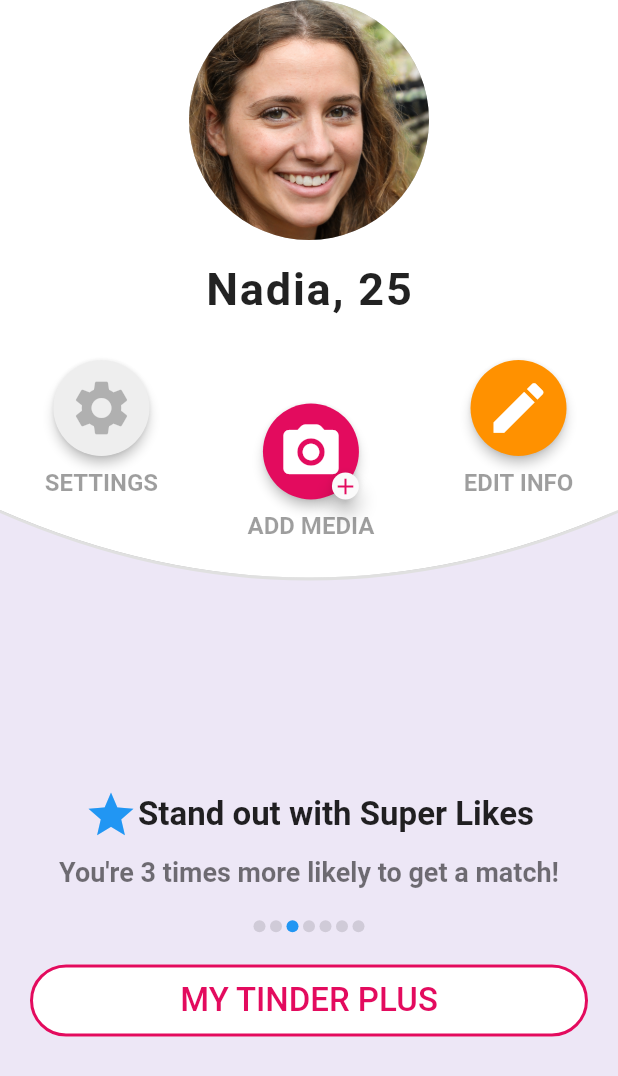
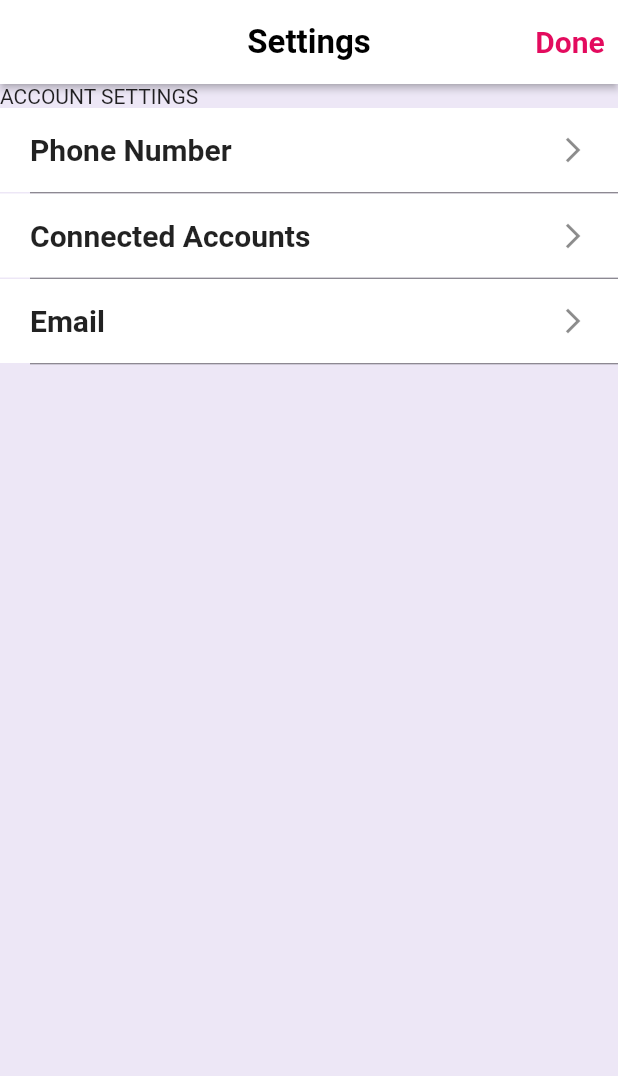
Before and after one commit to CanayBozkus/tinder_clone_mobile, a Flutter app: the ProfilePage widget shown alone on an empty page, opened directly, after a tap on the "settings" icon, on a phone screen of 412 x 824 dp. Shown: the top 1076 px of the screen. Run offline on Flutter 3.47's test engine with Material 2 defaults, Android fonts, the phone set to English and light mode, and no system bars.

Commit message:
new settings screen, new settings screen widgets, new setting list tile

```diff
--- a/lib/pages/main_screen_pages/profile_page.dart
+++ b/lib/pages/main_screen_pages/profile_page.dart
@@ -1,4 +1,5 @@
 import 'package:flutter/material.dart';
+import 'package:tinder_clone/screens/screens.dart';
 import 'package:tinder_clone/utilities/utilities.dart';
 import 'package:tinder_clone/widgets/widgets.dart';
 
@@ -44,6 +45,9 @@ class ProfilePage extends StatelessWidget {
                         ),
                       ),
                       SizedBox(height: 15,),
+                      Row(
+                        mainAxisAlignment: MainAxisAlignment.center,
+                        children: [
                           Text(
                             'Nadia, 25',
                             style: TextStyle(
@@ -51,6 +55,14 @@ class ProfilePage extends StatelessWidget {
                               fontWeight: FontWeight.w600,
                               letterSpacing: 1.2
                             ),
+                          ),
+                          SizedBox(width: 15,),
+                          Icon(
+                            Icons.check_circle_outline_outlined,
+                            color: Colors.black26,
+                            size: 28,
+                          )
+                        ],
                       ),
                       SizedBox(height: 30,),
                       SizedBox(
@@ -65,7 +77,9 @@ class ProfilePage extends StatelessWidget {
                                   backgroundColor: Colors.grey.shade200,
                                   iconColor: Colors.black26,
                                   iconSize: 44,
-                                  onPressed: (){},
+                                  onPressed: (){
+                                    Navigator.pushNamed(context, SettingScreen.routeName);
+                                  },
                                 ),
                                 SizedBox(height: 8,),
                                 Text(
--- a/lib/route_generator.dart
+++ b/lib/route_generator.dart
@@ -9,6 +9,7 @@ class RouteGenerator {
       case LoginScreen.routeName: return MaterialPageRoute(builder: (_) => LoginScreen());
       case RegisterScreen.routeName: return MaterialPageRoute(builder: (_) => RegisterScreen());
       case MainScreen.routeName: return MaterialPageRoute(builder: (_) => MainScreen());
+      case SettingScreen.routeName: return MaterialPageRoute(builder: (_) => SettingScreen());
       default: return MaterialPageRoute(builder: (_) => Text('error'));
     }
   }
--- a/lib/screens/screens.dart
+++ b/lib/screens/screens.dart
@@ -1,3 +1,4 @@
 export 'main_screen.dart';
 export 'login_screen.dart';
 export 'register_screen.dart';
+export 'settings_screen.dart';
--- /dev/null
+++ b/lib/screens/settings_screen.dart
@@ -0,0 +1,66 @@
+import 'package:flutter/material.dart';
+import 'package:tinder_clone/utilities/utilities.dart';
+import 'package:tinder_clone/widgets/setting_screen_widgets/setting_screen_widgets.dart';
+class SettingScreen extends StatelessWidget {
+  static const routeName = 'SettingsScreen';
+
+  @override
+  Widget build(BuildContext context) {
+    return Scaffold(
+      appBar: AppBar(
+        title: Text(
+          'Settings',
+          style: TextStyle(
+            color: Colors.black,
+            fontWeight: FontWeight.w700,
+            fontSize: 22,
+          ),
+        ),
+        centerTitle: true,
+        leading: Container(),
+        backgroundColor: Colors.white,
+        elevation: 2,
+        actions: [
+          TextButton(
+            onPressed: (){},
+            style: TextButton.styleFrom(
+              primary: Palette.primaryColor
+            ),
+            child: Text(
+              'Done',
+              style: TextStyle(
+                color: Palette.primaryColor,
+                fontSize: 20,
+                fontWeight: FontWeight.w700
+              ),
+            ),
+          )
+        ],
+      ),
+      backgroundColor: Colors.deepPurple.shade50,
+      body: ListView(
+        children: [
+          Text(
+            'ACCOUNT SETTINGS'
+          ),
+          Column(
+            children: [
+              SettingListTile(
+                text: 'Phone Number',
+                onTap: (){},
+              ),
+              SettingListTile(
+                text: 'Connected Accounts',
+                onTap: (){},
+              ),
+              SettingListTile(
+                text: 'Email',
+                onTap: (){},
+              ),
+            ],
+          ),
+        ],
+      ),
+    );
+  }
+}
--- a/lib/widgets/elevated_circle_icon_button.dart
+++ b/lib/widgets/elevated_circle_icon_button.dart
@@ -12,14 +12,14 @@ class ElevatedCircleIconButton extends StatelessWidget {
 
   final Color iconColor;
   final double iconSize;
-  final Function onPressed;
+  final Function() onPressed;
   final Color backgroundColor;
   final Color splashColor;
   final IconData icon;
   @override
   Widget build(BuildContext context) {
     return ElevatedButton(
-      onPressed: (){},
+      onPressed: onPressed,
       style: ElevatedButton.styleFrom(
         shape: CircleBorder(),
         padding: const EdgeInsets.all(10),
--- /dev/null
+++ b/lib/widgets/setting_screen_widgets/setting_list_tile.dart
@@ -0,0 +1,46 @@
+import 'package:flutter/material.dart';
+import 'package:tinder_clone/utilities/utilities.dart';
+
+class SettingListTile extends StatelessWidget {
+  SettingListTile({
+    required this.text,
+    required this.onTap
+  });
+  final String text;
+  final Function() onTap;
+  @override
+  Widget build(BuildContext context) {
+    return Column(
+      children: [
+        Theme(
+          data: ThemeData(
+            splashColor: Palette.primaryColor.withOpacity(0.2),
+          ),
+          child: ListTile(
+            onTap: onTap,
+            contentPadding: EdgeInsets.symmetric(horizontal: 20),
+            tileColor: Colors.white,
+            trailing: Icon(
+              Icons.arrow_forward_ios,
+              size: 20,
+            ),
+            title: Text(
+              text,
+              style: TextStyle(
+                  fontSize: 20,
+                  fontWeight: FontWeight.w600
+              ),
+            ),
+          ),
+        ),
+        Padding(
+          padding: const EdgeInsets.only(left: 20),
+          child: Divider(
+            height: 1,
+            color: Colors.black54,
+          ),
+        ),
+      ],
+    );
+  }
+}
--- /dev/null
+++ b/lib/widgets/setting_screen_widgets/setting_screen_widgets.dart
@@ -0,0 +1 @@
+export 'setting_list_tile.dart';
```
Lines whose indentation alone changed are shown as unchanged.
